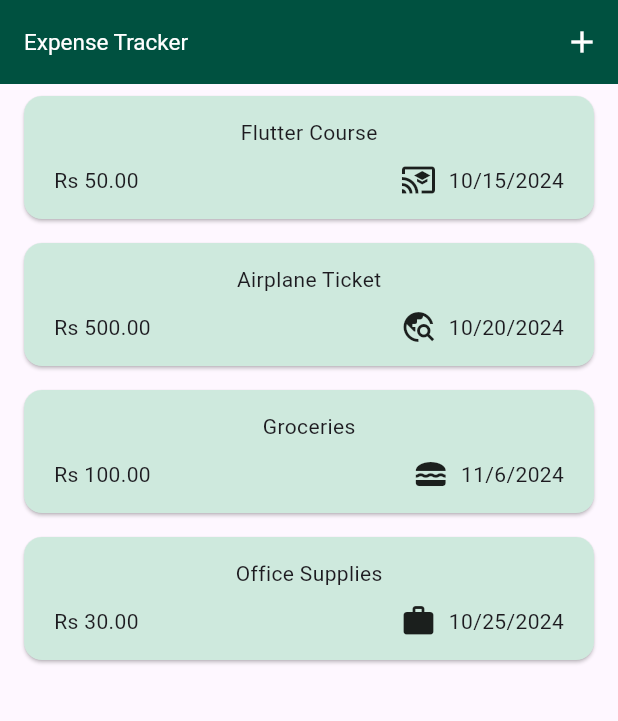
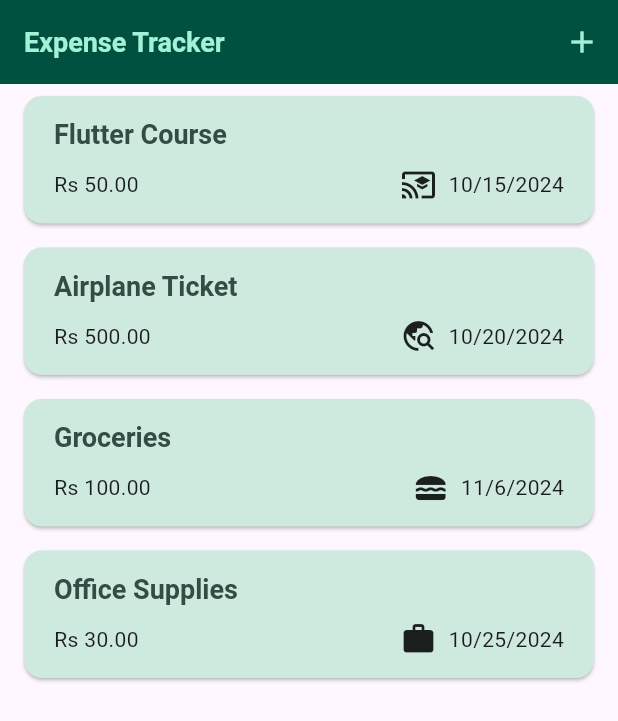
Before and after one commit to shardhayv/Maximilian-ExpenseTracker, a Flutter app: the screen it shows after launch, on a phone screen of 412 x 824 dp. Shown: the top 721 px of the screen. Run offline on Flutter 3.47's test engine with Material 3 defaults, Android fonts, the phone set to English and light mode, and no system bars.

Commit message:
used theme.of(context) to fine tune

```diff
--- a/lib/main.dart
+++ b/lib/main.dart
@@ -9,7 +9,7 @@ void main(List<String> args) {
         colorScheme: kColorScheme,
         appBarTheme: const AppBarTheme().copyWith(
           backgroundColor: kColorScheme.onPrimaryContainer,
-          foregroundColor: kColorScheme.onPrimaryContainer,
+          foregroundColor: kColorScheme.primaryContainer,
         ),
         cardTheme: const CardTheme().copyWith(
           color: kColorScheme.secondaryContainer,
@@ -25,10 +25,10 @@ void main(List<String> args) {
         ),
         textTheme: ThemeData().textTheme.copyWith(
               titleLarge: TextStyle(
-                fontWeight: FontWeight.normal,
+                fontWeight: FontWeight.bold,
                 color: kColorScheme.onSecondaryContainer,
                 // color: Colors.red,
-                fontSize: 15,
+                fontSize: 18,
               ),
             ),
       ),
--- a/lib/widget/expenses.dart
+++ b/lib/widget/expenses.dart
@@ -91,13 +91,13 @@ class _ExpensesState extends State<Expenses> {
       appBar: AppBar(
         title: const Text(
           "Expense Tracker",
-          style: TextStyle(color: Colors.white),
+          // style: TextStyle(color: Colors.white),
         ),
         actions: [
           IconButton(
             onPressed: _openAddExpenseOverlay,
             icon: const Icon(Icons.add),
-            style: IconButton.styleFrom(foregroundColor: Colors.white),
+            // style: IconButton.styleFrom(foregroundColor: Colors.white),
           ),
         ],
       ),
--- a/lib/widget/expenses_list/expense_item.dart
+++ b/lib/widget/expenses_list/expense_item.dart
@@ -15,8 +15,12 @@ class ExpenseItem extends StatelessWidget {
           vertical: 14,
         ),
         child: Column(
+          crossAxisAlignment: CrossAxisAlignment.start,
           children: [
-            Text(expense.title),
+            Text(
+              expense.title,
+              style: Theme.of(context).textTheme.titleLarge,
+            ),
             const SizedBox(height: 10),
             Row(
               children: [
--- a/lib/widget/expenses_list/expenses_list.dart
+++ b/lib/widget/expenses_list/expenses_list.dart
@@ -14,6 +14,12 @@ class ExpensesList extends StatelessWidget {
     return ListView.builder(
       itemCount: expenses.length,
       itemBuilder: (context, index) => Dismissible(
+        background: Container(
+          // color: const Color.fromARGB(255, 225, 172, 169),
+          color: Theme.of(context).colorScheme.error.withOpacity(0.50),
+          // margin: EdgeInsets.symmetric(
+          //     horizontal: Theme.of(context).cardTheme.margin!.horizontal),
+        ),
         direction: DismissDirection.endToStart, // Swipe from right to left
         onDismissed: (direction) => onRemoveExpense(expenses[index]),
         key: ValueKey(expenses[index]),
```
